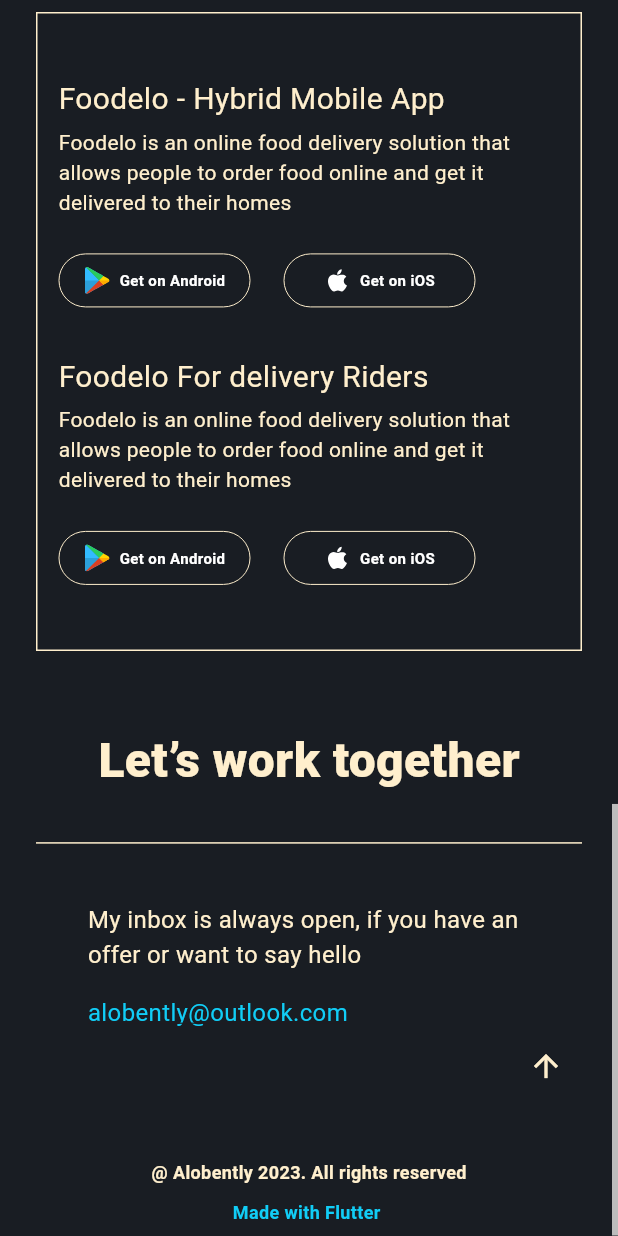
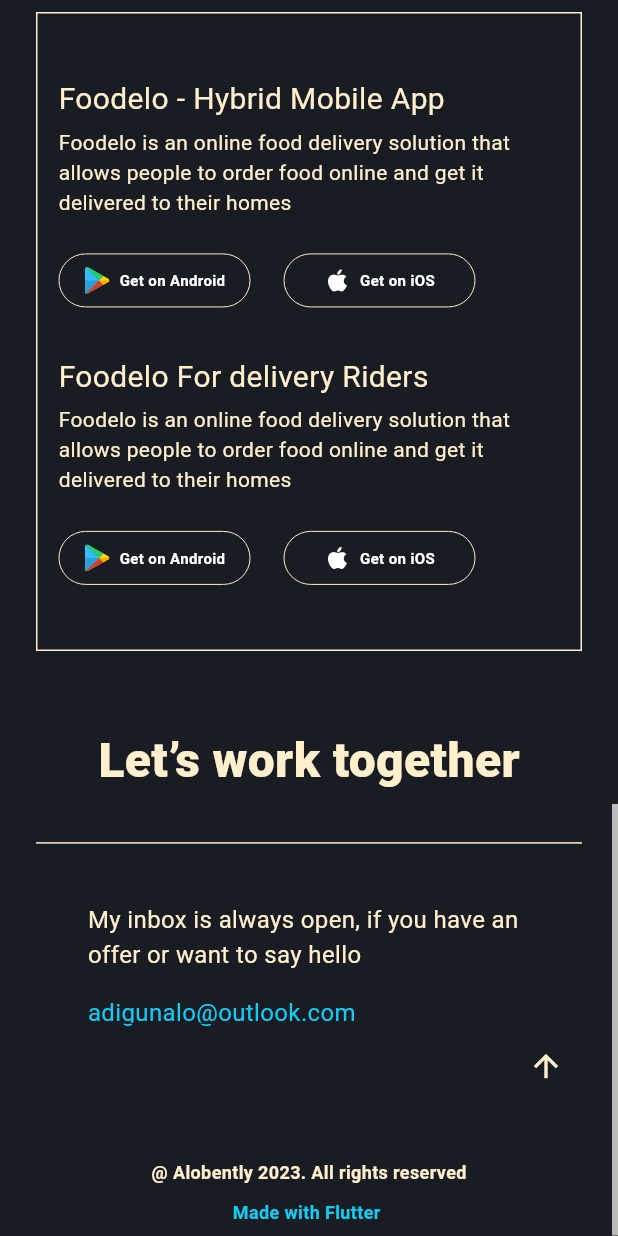
Before and after one commit to aloRanking/portfolio_app, a Flutter app: the screen it shows after launch, scrolled down 1535 dp, on a phone screen of 412 x 824 dp. Run offline on Flutter 3.47's test engine with Material 3 defaults, Android fonts, the phone set to English and light mode, and no system bars; our stand-ins replace animate_do, flutter_svg, font_awesome_flutter, gap, google_fonts; missing offline and left inert: hovering, universal_html; Roboto replaces fonts that are missing (Judson, Manuale).

Commit message:
changed email

```diff
--- a/lib/pages/contactPage.dart
+++ b/lib/pages/contactPage.dart
@@ -2,6 +2,7 @@ import 'package:flutter/material.dart';
 import 'package:gap/gap.dart';
 import 'package:google_fonts/google_fonts.dart';
 import 'package:portfolio_app/utils/responsive.dart';
+import 'package:portfolio_app/utils/strings.dart';
 
 import '../utils/colors.dart';
 
@@ -71,7 +72,7 @@ class MobileContactPage extends StatelessWidget {
                   ),
                   Gap(16),
                   SelectableText(
-                    'alobently@outlook.com',
+                    myEmail,
                     style: GoogleFonts.judson(
                       color: Color(0xFF11CDF6),
                       fontSize: 16,
@@ -158,7 +159,7 @@ class TabletContactPage extends StatelessWidget {
                   ),
                   Gap(16),
                   SelectableText(
-                    'alobently@outlook.com',
+                    myEmail,
                     style: GoogleFonts.judson(
                       color: Color(0xFF11CDF6),
                       fontSize: 18,
@@ -283,7 +284,7 @@ class DesktopContactPage extends StatelessWidget {
                     ),
                   ),
                   SelectableText(
-                    'alobently@outlook.com',
+                    myEmail,
                     style: GoogleFonts.judson(
                       color: Color(0xFF11CDF6),
                       fontSize: 32,
--- a/lib/utils/strings.dart
+++ b/lib/utils/strings.dart
@@ -14,7 +14,11 @@ const app_dev =
 const web_dev =
     'Web applications are software developed for a specific purpose, hosted on a web server. They can be accessed using any internet-enabled device, like phones, laptops, and desktops.';
 
+
+const String myEmail = 'adigunalo@outlook.com';
+
 //links
+
 const String github = 'https://github.com/aloranking/';
 const String linkedIn = 'https://www.linkedin.com/in/adigun-abdul-lateef-02/';
 const String twitter = 'https://mobile.twitter.com/chuck8612';
```
